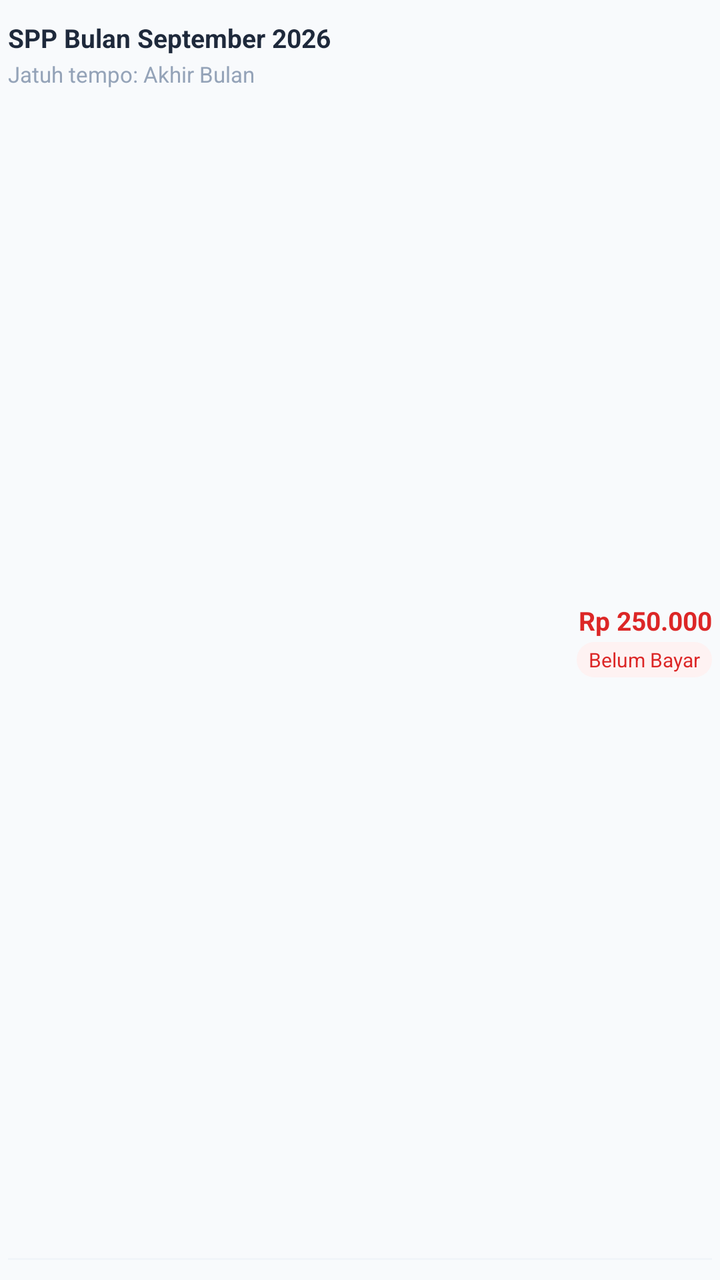
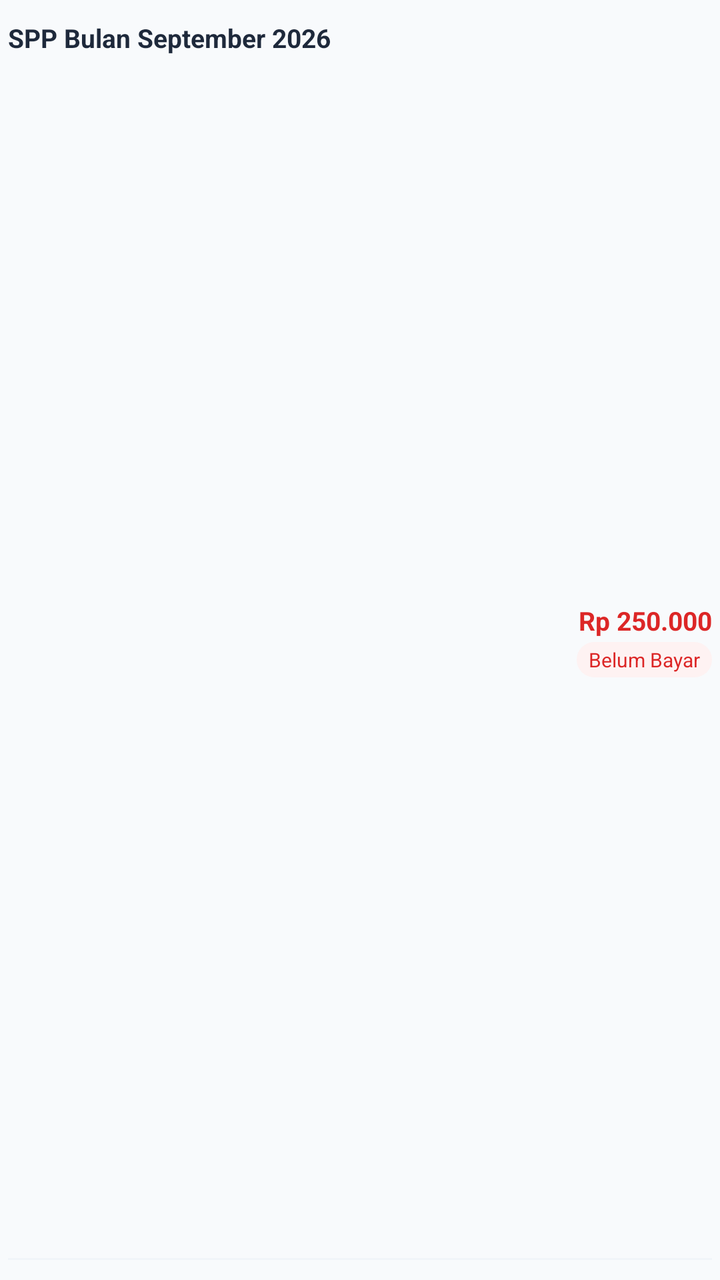

Before-and-after screenshots of an Android layout around one commit, followed by the original layout XML and the change that was made.
<!-- AndroidManifest.xml: application theme Theme.MarijanCBT -->
<!-- res/layout/item_tagihan_preview.xml -->
<?xml version="1.0" encoding="utf-8"?>
<RelativeLayout xmlns:android="http://schemas.android.com/apk/res/android"
    android:layout_width="match_parent"
    android:layout_height="wrap_content"
    android:paddingVertical="10dp"
    android:paddingHorizontal="4dp">

    <LinearLayout
        android:layout_width="wrap_content"
        android:layout_height="wrap_content"
        android:orientation="vertical"
        android:layout_alignParentStart="true"
        android:layout_toStartOf="@id/layoutTagihanRight"
        android:layout_marginEnd="10dp">

        <TextView
            android:id="@+id/tvNamaTagihanItem"
            android:layout_width="wrap_content"
            android:layout_height="wrap_content"
            android:textColor="#1E293B"
            android:textSize="13sp"
            android:textStyle="bold"
            android:text="SPP Bulan September 2026" />

        <TextView
            android:id="@+id/tvTempoTagihanItem"
            android:layout_width="wrap_content"
            android:layout_height="wrap_content"
            android:textColor="#94A3B8"
            android:textSize="11sp"
            android:text="Jatuh tempo: Akhir Bulan"
            android:layout_marginTop="2dp" />
    </LinearLayout>

    <LinearLayout
        android:id="@+id/layoutTagihanRight"
        android:layout_width="wrap_content"
        android:layout_height="wrap_content"
        android:orientation="vertical"
        android:gravity="end"
        android:layout_alignParentEnd="true"
        android:layout_centerVertical="true">

        <TextView
            android:id="@+id/tvNominalTagihanItem"
            android:layout_width="wrap_content"
            android:layout_height="wrap_content"
            android:textColor="#DC2626"
            android:textSize="13sp"
            android:textStyle="bold"
            android:text="Rp 250.000" />

        <TextView
            android:id="@+id/tvStatusTagihanItem"
            android:layout_width="wrap_content"
            android:layout_height="wrap_content"
            android:background="@drawable/bg_rounded_border"
            android:backgroundTint="#FEF2F2"
            android:textColor="#DC2626"
            android:textSize="10sp"
            android:paddingHorizontal="6dp"
            android:paddingVertical="2dp"
            android:text="Belum Bayar"
            android:layout_marginTop="2dp" />
    </LinearLayout>

    <View
        android:layout_width="match_parent"
        android:layout_height="1dp"
        android:background="#F1F5F9"
        android:layout_alignParentBottom="true"
        android:layout_marginTop="10dp" />
</RelativeLayout>
<!-- resources referenced by this layout -->
<resources>
  <!-- drawable bg_rounded_border (drawable) -->
  <?xml version="1.0" encoding="utf-8"?>
  <shape xmlns:android="http://schemas.android.com/apk/res/android"
      android:shape="rectangle">
      <solid android:color="#FFFFFF" />
      <corners android:radius="12dp" />
  </shape>
  <style name="Theme.MarijanCBT" parent="Theme.AppCompat.Light.NoActionBar">
          <item name="android:windowLightStatusBar">true</item>
          <item name="android:statusBarColor">#FFFFFF</item>
          <item name="android:windowBackground">#F8FAFC</item>
          <item name="android:windowAnimationStyle">@style/WindowAnimation.Smooth</item>
      </style>
  <style name="WindowAnimation.Smooth" parent="@android:style/Animation.Activity">
          <item name="android:activityOpenEnterAnimation">@anim/fade_in_smooth</item>
          <item name="android:activityOpenExitAnimation">@anim/stay_smooth</item>
          <item name="android:activityCloseEnterAnimation">@anim/stay_smooth</item>
          <item name="android:activityCloseExitAnimation">@anim/fade_out_smooth</item>
          <item name="android:taskOpenEnterAnimation">@anim/fade_in_smooth</item>
          <item name="android:taskOpenExitAnimation">@anim/stay_smooth</item>
          <item name="android:taskCloseEnterAnimation">@anim/stay_smooth</item>
          <item name="android:taskCloseExitAnimation">@anim/fade_out_smooth</item>
          <item name="android:taskToFrontEnterAnimation">@anim/fade_in_smooth</item>
          <item name="android:taskToFrontExitAnimation">@anim/stay_smooth</item>
          <item name="android:taskToBackEnterAnimation">@anim/stay_smooth</item>
          <item name="android:taskToBackExitAnimation">@anim/fade_out_smooth</item>
      </style>
</resources>

<!-- the commit's change to res/layout/item_tagihan_preview.xml (unified diff, before → after) -->
@@ -21,15 +21,6 @@
             android:textSize="13sp"
             android:textStyle="bold"
             android:text="SPP Bulan September 2026" />
-
-        <TextView
-            android:id="@+id/tvTempoTagihanItem"
-            android:layout_width="wrap_content"
-            android:layout_height="wrap_content"
-            android:textColor="#94A3B8"
-            android:textSize="11sp"
-            android:text="Jatuh tempo: Akhir Bulan"
-            android:layout_marginTop="2dp" />
     </LinearLayout>
 
     <LinearLayout
